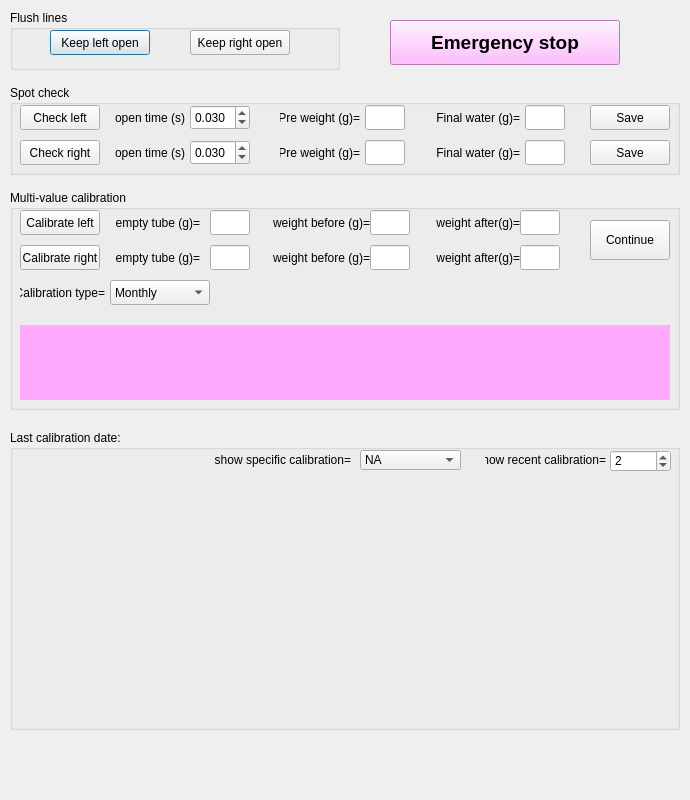
Qt form src/foraging_gui/Calibration.ui (AllenNeuralDynamics/dynamic-foraging-task) before a commit.
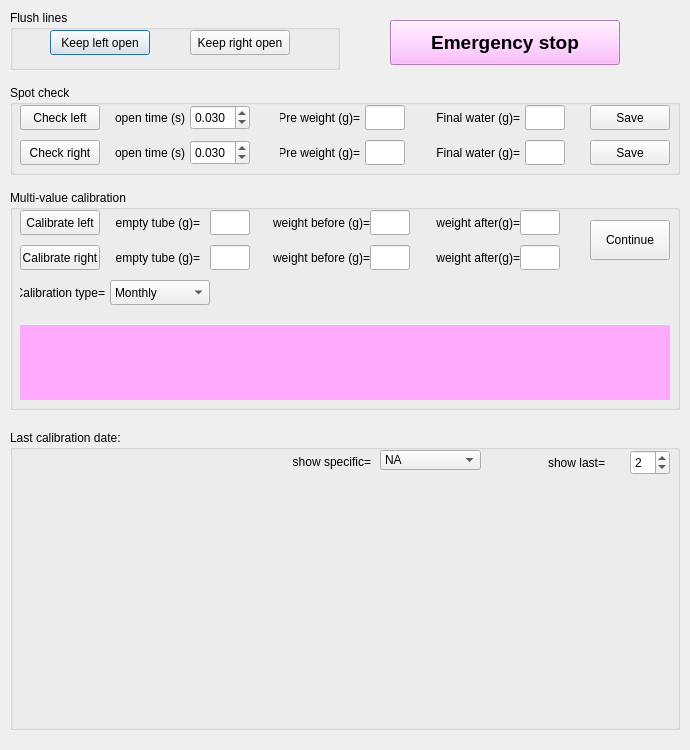
The same form after that commit.

What changed in the file:
```diff
--- a/src/foraging_gui/Calibration.ui
+++ b/src/foraging_gui/Calibration.ui
@@ -7,7 +7,7 @@
             <x>0</x>
             <y>0</y>
             <width>690</width>
-            <height>800</height>
+            <height>750</height>
         </rect>
     </property>
     <property name="windowTitle">
@@ -28,10 +28,10 @@
         <widget class="QSpinBox" name="showrecent">
             <property name="geometry">
                 <rect>
-                    <x>600</x>
+                    <x>620</x>
                     <y>20</y>
-                    <width>61</width>
-                    <height>22</height>
+                    <width>40</width>
+                    <height>25</height>
                 </rect>
             </property>
             <property name="sizePolicy">
@@ -55,8 +55,8 @@
                 <rect>
                     <x>475</x>
                     <y>20</y>
-                    <width>121</width>
-                    <height>20</height>
+                    <width>120</width>
+                    <height>25</height>
                 </rect>
             </property>
             <property name="sizePolicy">
@@ -66,7 +66,7 @@
                 </sizepolicy>
             </property>
             <property name="text">
-                <string>show recent calibration=</string>
+                <string>show last=</string>
             </property>
             <property name="textFormat">
                 <enum>Qt::AutoText</enum>
@@ -78,10 +78,10 @@
        <widget class="QLabel" name="label_70"><!-- label 70-->
             <property name="geometry">
                 <rect>
-                    <x>200</x>
+                    <x>220</x>
                     <y>20</y>
                     <width>141</width>
-                    <height>20</height>
+                    <height>24</height>
                 </rect>
             </property>
             <property name="sizePolicy">
@@ -91,7 +91,7 @@
                 </sizepolicy>
             </property>
             <property name="text">
-                <string>show specific calibration=</string>
+                <string>show specific=</string>
             </property>
             <property name="textFormat">
                 <enum>Qt::AutoText</enum>
@@ -103,7 +103,7 @@
        <widget class="QComboBox" name="showspecificcali">
             <property name="geometry">
                 <rect>
-                    <x>350</x>
+                    <x>370</x>
                     <y>20</y>
                     <width>101</width>
                     <height>20</height>
```
